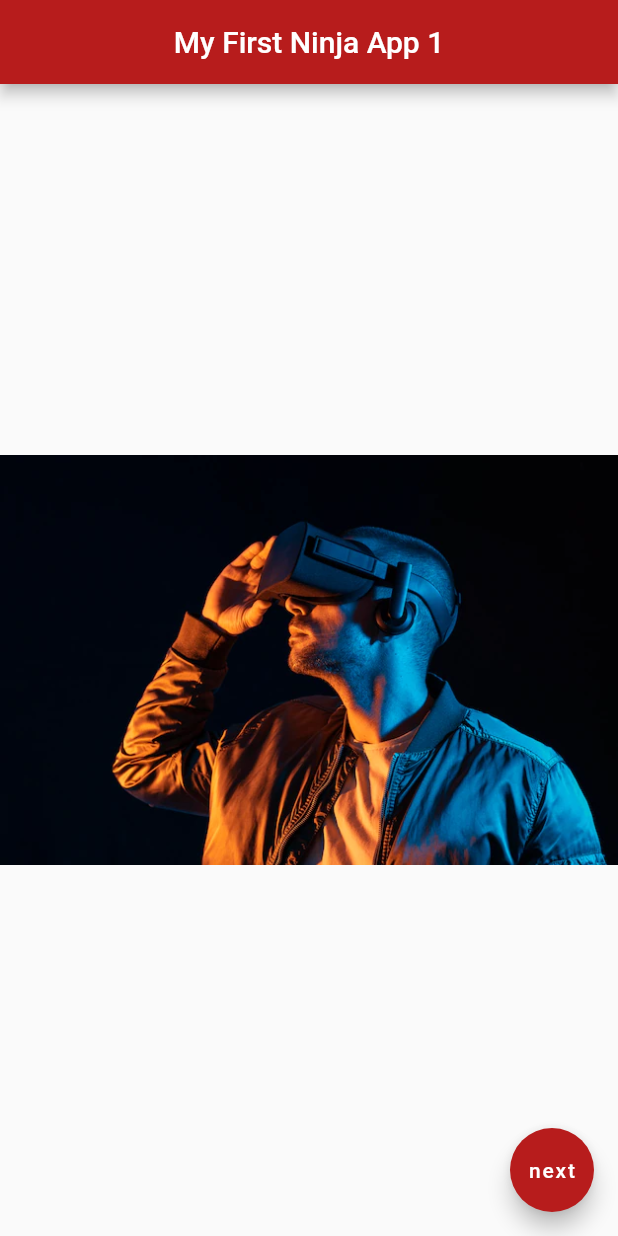
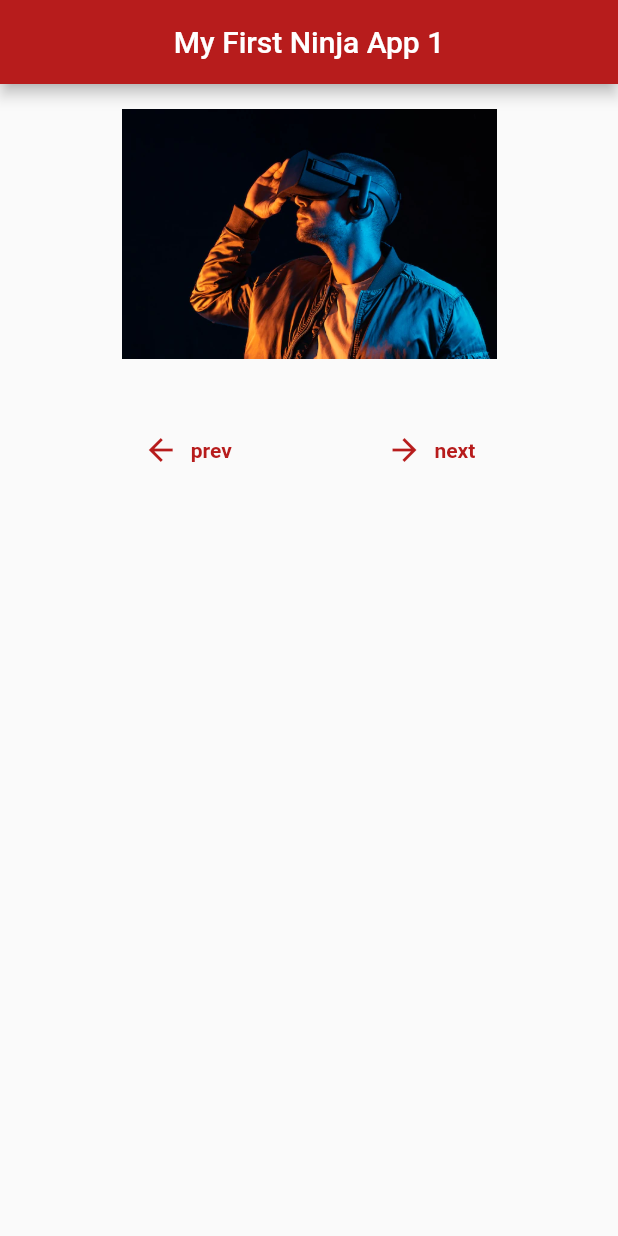
Before and after one commit to MLesky/World-Time-App, a Flutter app: the screen it shows after launch, after a tap on "next", on a phone screen of 412 x 824 dp. Run offline on Flutter 3.47's test engine with Material 2 defaults, Android fonts, the phone set to English and light mode, and no system bars; Roboto replaces fonts that are missing (ScaryDance); project files that could hold a hidden picture were left out.

Commit message:
next and prev separate buttons

```diff
--- a/My app/myapp/lib/main.dart
+++ b/My app/myapp/lib/main.dart
@@ -24,7 +24,6 @@ class HomePageState extends State<HomePage> {
   int index = 0;
   String navigateText = 'next';
 
-
   @override
   Widget build(BuildContext context) {
     return Scaffold(
@@ -34,33 +33,65 @@ class HomePageState extends State<HomePage> {
         backgroundColor: Colors.red[900],
       ),
       body: Center(
-        child: Image(
-          image: AssetImage('assets/images/${images[index]}.png'),
-          //image: NetworkImage('https://img.freepik.com/free-vector/laptop-with-program-code-isometric-icon-software-development-programming-applications-dark-neon_39422-971.jpg?size=626&ext=jpg'),
+        child: Column(
+          children: <Widget>[
+            Image(
+              image: AssetImage('assets/images/${images[index]}.png'),
+              width: 250.0,
+              height: 200.0,
+            ),
+            const SizedBox(height: 20.0,),
+            Row(
+              mainAxisAlignment: MainAxisAlignment.spaceEvenly,
+              children: [
+                buildTextButtonIcon(
+                    label: 'prev',
+                    icon: Icons.arrow_back,
+                    onpress: prevImage,
+                ),
+                buildTextButtonIcon(
+                    label: 'next',
+                    icon: Icons.arrow_forward,
+                    onpress: nextImage,
+                ),
+              ],
+            ),
+          ],
         ),
-      ),
-      floatingActionButton: FloatingActionButton(
-        onPressed: navigateTo,
-        backgroundColor: Colors.red[900],
-        child: Text(navigateText),
       ),
     );
   }
 
-  void navigateTo() {
-    if (navigateText == 'next'){
-      setState(() => index++);
-    } else {
-      setState(() => index--);
+  Widget buildTextButtonIcon({required String label, required IconData icon, required void Function()? onpress}){
+    return TextButton.icon(
+        onPressed: onpress,
+        icon: Icon(
+          icon,
+          color: Colors.red[900],
+        ),
+        label: Text(
+            label,
+            style: TextStyle(
+              color: Colors.red[900],
+              fontFamily: 'ScaryDance',
+              fontWeight: FontWeight.bold,
+            ),
+        ),
+    );
+  }
+
+  void nextImage() {
+    if(index < images.length - 1){
+      setState(() {
+        index++;
+      });
     }
+  }
 
-    if(index >= images.length - 1){
-      setState(() => {
-        navigateText = 'prev'
-      });
-    } else if(index == 0){
-      setState(() => {
-        navigateText = 'next'
+  void prevImage() {
+    if(index > 0){
+      setState(() {
+        index--;
       });
     }
   }
```
Also changed, not shown: screen.png.
